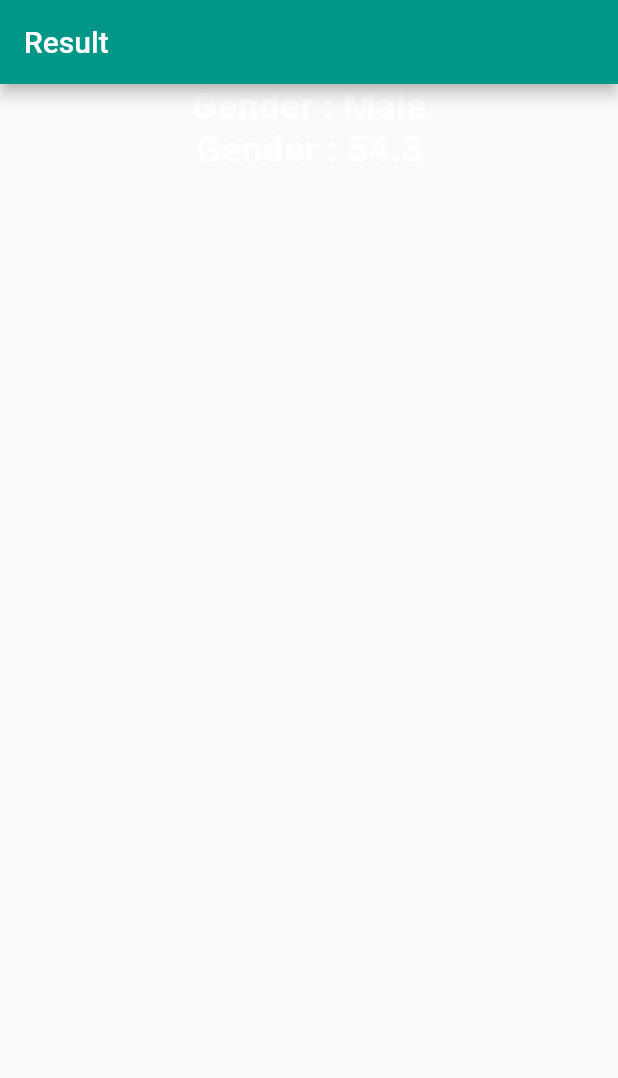
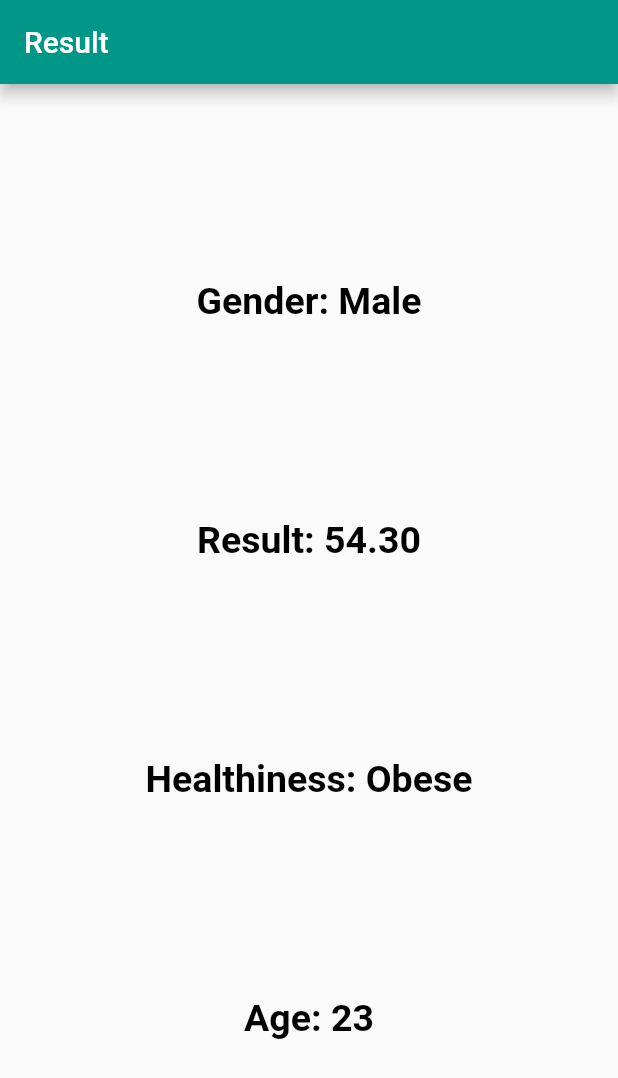
Before and after one commit to Abdulkader-Safi/BMI-Calculater, a Flutter app: the screen it shows after launch, on a phone screen of 412 x 824 dp. Shown: the top 1078 px of the screen. Run offline on Flutter 3.47's test engine with Material 2 defaults, Android fonts, the phone set to English and light mode, and no system bars.

Commit message:
finish Result page backend (#3)

```diff
--- a/lib/main.dart
+++ b/lib/main.dart
@@ -1,5 +1,5 @@
 import 'package:flutter/material.dart';
-import 'package:bmi_calculater/home.dart';
+// import 'package:bmi_calculater/home.dart';
 import 'package:bmi_calculater/result.dart';
 
 void main() => runApp(const MyApp());
--- a/lib/result.dart
+++ b/lib/result.dart
@@ -12,6 +12,20 @@ class Result extends StatelessWidget {
   final bool isMale;
   final int age;
 
+  String get resultPhrase {
+    String resultText = "";
+    if (result >= 30) {
+      resultText = "Obese";
+    } else if (result >= 25 && result < 30) {
+      resultText = "OverWeight";
+    } else if (result >= 18 && result < 25) {
+      resultText = "Normal";
+    } else {
+      resultText = "Thin";
+    }
+    return resultText;
+  }
+
   @override
   Widget build(BuildContext context) {
     return Scaffold(
@@ -21,20 +35,35 @@ class Result extends StatelessWidget {
       body: SafeArea(
         child: Center(
           child: Column(
+            mainAxisAlignment: MainAxisAlignment.spaceEvenly,
             children: [
               Text(
-                "Gender : ${isMale ? 'Male' : 'Female'}",
+                "Gender: ${isMale ? 'Male' : 'Female'}",
                 style: const TextStyle(
                     fontSize: 25,
                     fontWeight: FontWeight.bold,
-                    color: Colors.white),
+                    color: Colors.black),
               ),
               Text(
-                "Gender : ${result}",
+                "Result: ${result.toStringAsFixed(2)}",
                 style: const TextStyle(
                     fontSize: 25,
                     fontWeight: FontWeight.bold,
-                    color: Colors.white),
+                    color: Colors.black),
+              ),
+              Text(
+                "Healthiness: $resultPhrase",
+                style: const TextStyle(
+                    fontSize: 25,
+                    fontWeight: FontWeight.bold,
+                    color: Colors.black),
+              ),
+              Text(
+                "Age: $age",
+                style: const TextStyle(
+                    fontSize: 25,
+                    fontWeight: FontWeight.bold,
+                    color: Colors.black),
               ),
             ],
           ),
```
Also changed, not shown: 1 other file.
